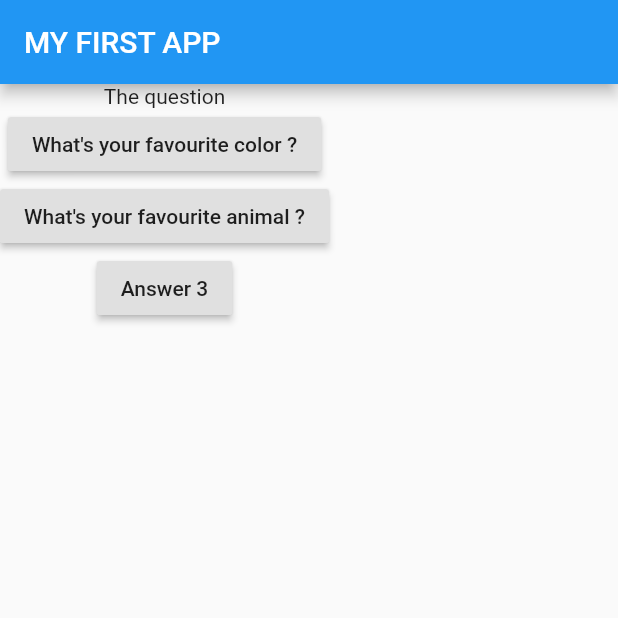
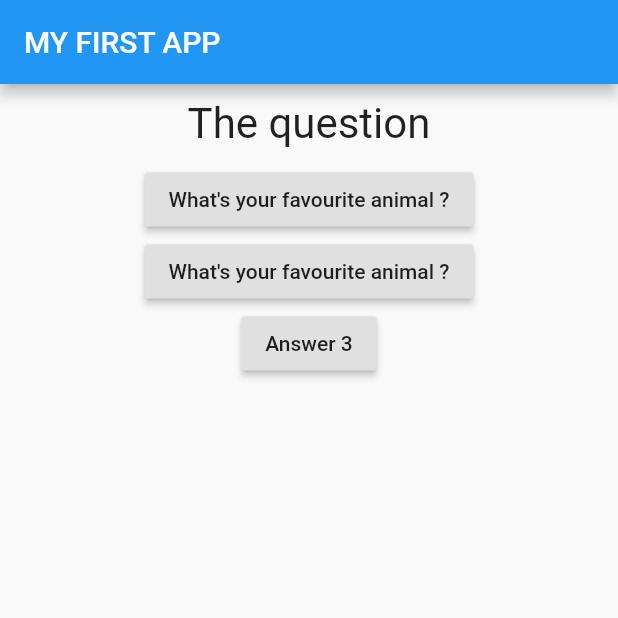
Before and after one commit to SharmaSushant19/flutter_complete_guide, a Flutter app: the screen it shows after launch, after a tap on "Answer 3", on a phone screen of 412 x 824 dp, the top half of it. Run offline on Flutter 3.47's test engine with Material 2 defaults, Android fonts, the phone set to English and light mode, and no system bars.

Commit message:
Add sepereate questions widget in a new file

```diff
--- a/lib/main.dart
+++ b/lib/main.dart
@@ -1,23 +1,31 @@
 import 'package:flutter/material.dart';
+
+import './question.dart';
 
 void main() => runApp(MyApp());
 
-class MyApp extends StatelessWidget {
+class MyApp extends StatefulWidget {
+  State<StatefulWidget> createState() {
+    return _MyAppState();
+  }
+}
 
+class _MyAppState extends State<MyApp> {
   var questionIndex = 0;
 
   // const name({Key key}) : super(key: key);
 
   @override
   Widget build(BuildContext context) {
-
-    var questions = [
+    var _questions = [
       'What\'s your favourite color ?',
       'What\'s your favourite animal ?',
     ];
 
     void answeQuestion() {
-      questionIndex = questionIndex + 1;
+      setState(() {
+        questionIndex = questionIndex + 1;
+      });
       print(questionIndex);
     }
 
@@ -28,14 +36,12 @@ class MyApp extends StatelessWidget {
         ),
         body: Column(
           children: [
-            Text('The question'),
+            Question('The question'),
             RaisedButton(
-              child: Text(questions[questionIndex]),
+              child: Text(_questions[questionIndex]),
               onPressed: answeQuestion,
             ),
-            RaisedButton(
-              child: Text(questions[1]),
-              onPressed: () => print('Answer 2 chosen')),
+            RaisedButton(child: Text(_questions[1]), onPressed: () => print('Answer 2 chosen')),
             RaisedButton(
               child: Text('Answer 3'),
               onPressed: answeQuestion,
--- /dev/null
+++ b/lib/question.dart
@@ -0,0 +1,20 @@
+import 'package:flutter/material.dart';
+
+class Question extends StatelessWidget {
+  final String questionText;
+
+  Question(this.questionText);
+
+  @override
+  Widget build(BuildContext context) {
+    return Container(
+      width: double.infinity,
+      margin: EdgeInsets.all(10),
+      child: Text(
+        questionText,
+        style: TextStyle(fontSize: 28),
+        textAlign: TextAlign.center,
+      ),
+    );
+  }
+}
```
